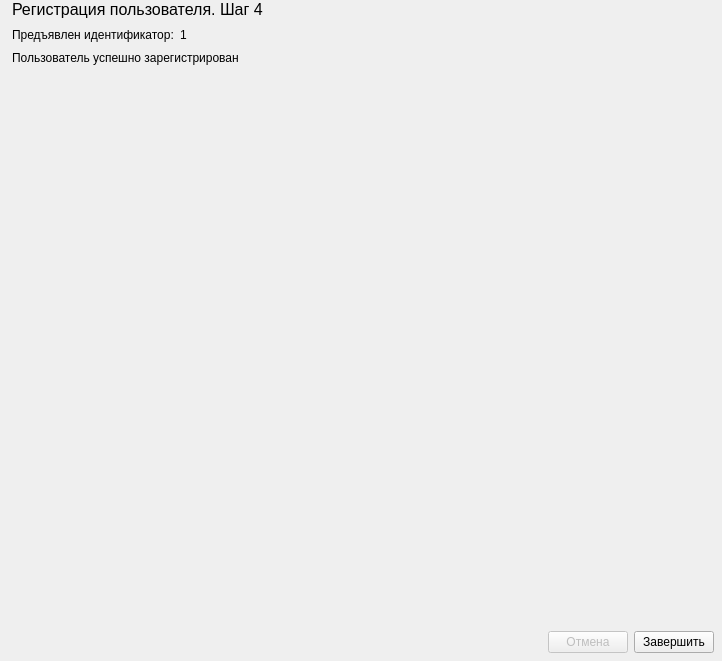
First picture: the form in panels/UserActionsPanel.ui, repository m6v/sobol, before the edit.
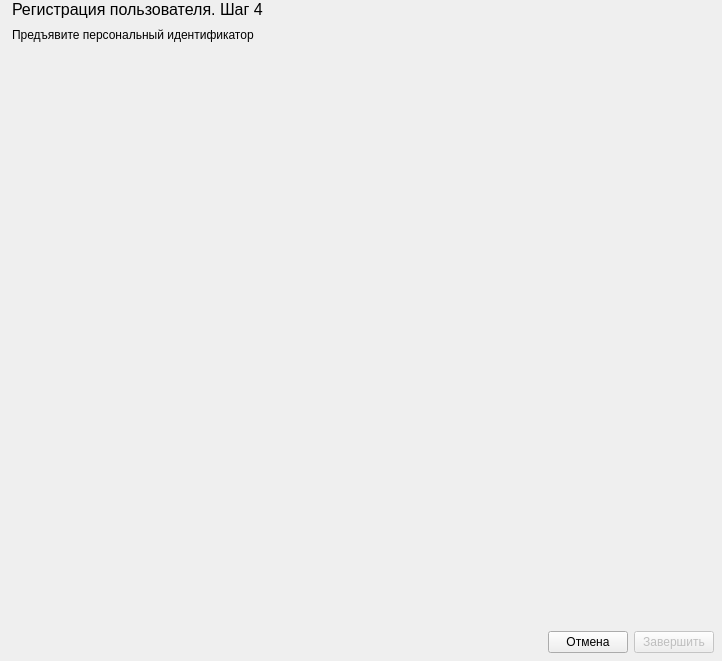
Second picture: the form after the edit. The open tabs and pages were chosen to show the change.

Commit message: Add users have been made

The edit to the form file:
```diff
--- a/panels/UserActionsPanel.ui
+++ b/panels/UserActionsPanel.ui
@@ -417,14 +417,7 @@
          <item>
           <widget class="QLabel" name="label_9">
            <property name="text">
-            <string>Предъявлен идентификатор:</string>
-           </property>
-          </widget>
-         </item>
-         <item>
-          <widget class="QLabel" name="label_10">
-           <property name="text">
-            <string>1</string>
+            <string>Предъявите персональный идентификатор</string>
            </property>
           </widget>
          </item>
@@ -443,13 +436,6 @@
          </item>
         </layout>
        </item>
-       <item>
-        <widget class="QLabel" name="label_11">
-         <property name="text">
-          <string>Пользователь успешно зарегистрирован</string>
-         </property>
-        </widget>
-       </item>
        <item>
         <spacer name="verticalSpacer_4">
          <property name="orientation">
@@ -487,7 +473,7 @@
          <item>
           <widget class="QPushButton" name="cancel_push_button_4">
            <property name="enabled">
-            <bool>false</bool>
+            <bool>true</bool>
            </property>
            <property name="text">
             <string>Отмена</string>
@@ -496,6 +482,9 @@
          </item>
          <item>
           <widget class="QPushButton" name="finish_push_button_4">
+           <property name="enabled">
+            <bool>false</bool>
+           </property>
            <property name="text">
             <string>Завершить</string>
            </property>
```
Left out of the diff: 18 changed lines with no effect on the pictures. The commit also changes 2 other files.
